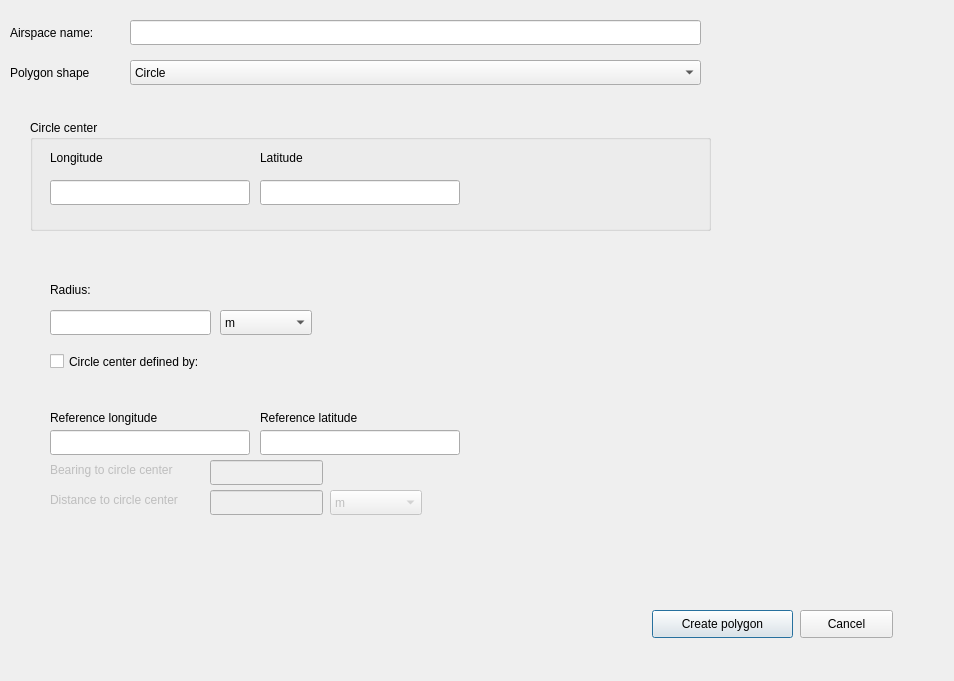
strpaw/qgis3-airspace-geometry-builder, file airspace_geometry_builder/airspace_geometry_builder_dialog_base.ui: the form before one commit.
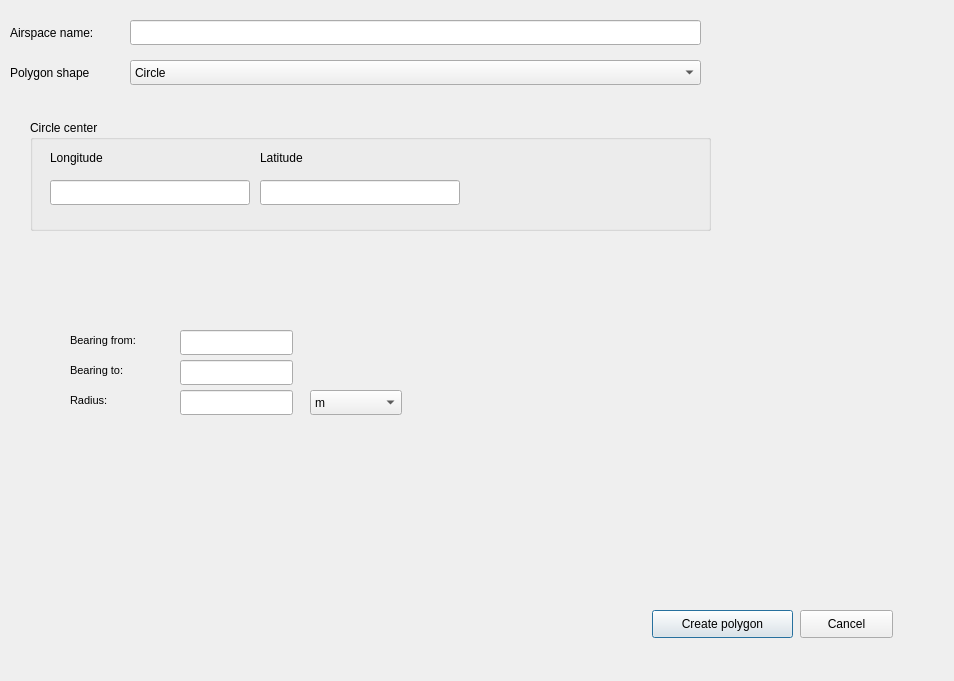
The form after the commit. The open tabs and pages were chosen to show the change.

Commit message: Add circle segment GUI

Diff of the .ui file:
```diff
--- a/airspace_geometry_builder/airspace_geometry_builder_dialog_base.ui
+++ b/airspace_geometry_builder/airspace_geometry_builder_dialog_base.ui
@@ -643,6 +643,133 @@
        </property>
       </widget>
      </widget>
+     <widget class="QWidget" name="page_5">
+      <widget class="QLineEdit" name="lineEditCircleSegmentBrngTo">
+       <property name="geometry">
+        <rect>
+         <x>150</x>
+         <y>90</y>
+         <width>113</width>
+         <height>25</height>
+        </rect>
+       </property>
+      </widget>
+      <widget class="QLineEdit" name="lineEditCircleSegmentRadius">
+       <property name="geometry">
+        <rect>
+         <x>150</x>
+         <y>120</y>
+         <width>113</width>
+         <height>25</height>
+        </rect>
+       </property>
+      </widget>
+      <widget class="QLabel" name="label_16">
+       <property name="geometry">
+        <rect>
+         <x>40</x>
+         <y>120</y>
+         <width>111</width>
+         <height>21</height>
+        </rect>
+       </property>
+       <property name="font">
+        <font>
+         <pointsize>8</pointsize>
+         <weight>50</weight>
+         <bold>false</bold>
+        </font>
+       </property>
+       <property name="text">
+        <string>Radius:</string>
+       </property>
+      </widget>
+      <widget class="QLabel" name="label_17">
+       <property name="geometry">
+        <rect>
+         <x>40</x>
+         <y>90</y>
+         <width>111</width>
+         <height>21</height>
+        </rect>
+       </property>
+       <property name="font">
+        <font>
+         <pointsize>8</pointsize>
+         <weight>50</weight>
+         <bold>false</bold>
+        </font>
+       </property>
+       <property name="text">
+        <string>Bearing to:</string>
+       </property>
+      </widget>
+      <widget class="QComboBox" name="lineEditCircleSegmentRadiusUOM">
+       <property name="geometry">
+        <rect>
+         <x>280</x>
+         <y>120</y>
+         <width>92</width>
+         <height>25</height>
+        </rect>
+       </property>
+       <item>
+        <property name="text">
+         <string>m</string>
+        </property>
+       </item>
+       <item>
+        <property name="text">
+         <string>km</string>
+        </property>
+       </item>
+       <item>
+        <property name="text">
+         <string>NM</string>
+        </property>
+       </item>
+       <item>
+        <property name="text">
+         <string>feet</string>
+        </property>
+       </item>
+       <item>
+        <property name="text">
+         <string>SM</string>
+        </property>
+       </item>
+      </widget>
+      <widget class="QLabel" name="label_18">
+       <property name="geometry">
+        <rect>
+         <x>40</x>
+         <y>60</y>
+         <width>111</width>
+         <height>21</height>
+        </rect>
+       </property>
+       <property name="font">
+        <font>
+         <pointsize>8</pointsize>
+         <weight>50</weight>
+         <bold>false</bold>
+        </font>
+       </property>
+       <property name="text">
+        <string>Bearing from:</string>
+       </property>
+      </widget>
+      <widget class="QLineEdit" name="lineEditCircleSegmentBrngFrom">
+       <property name="geometry">
+        <rect>
+         <x>150</x>
+         <y>60</y>
+         <width>113</width>
+         <height>25</height>
+        </rect>
+       </property>
+      </widget>
+     </widget>
     </widget>
    </widget>
   </widget>
```
Left out of the diff: 19 changed lines with no effect on the pictures. The commit also changes 1 other file.
